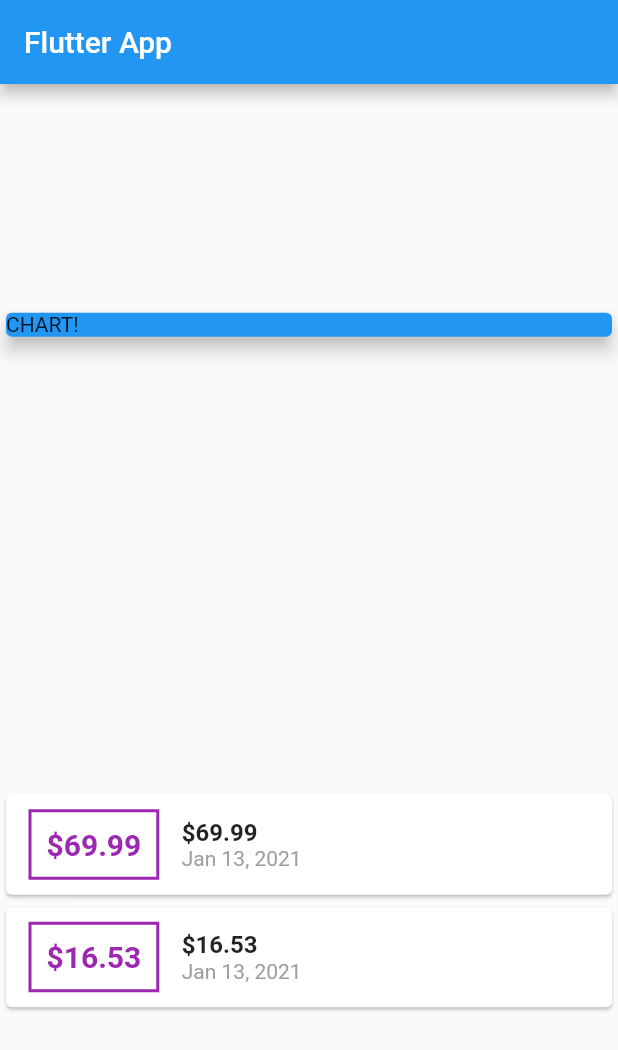
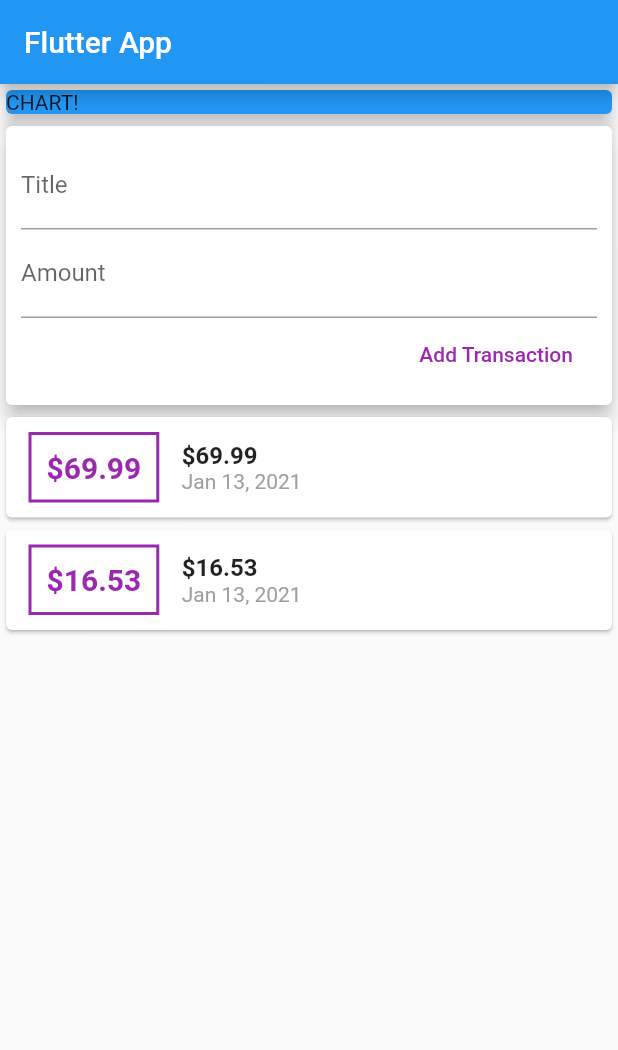
Before and after one commit to cmburch/MobileApps, a Flutter app: the screen it shows after launch, on a phone screen of 412 x 824 dp. Shown: the top 1050 px of the screen. Run offline on Flutter 3.47's test engine with Material 2 defaults, Android fonts, the phone set to English and light mode, and no system bars.

Commit message:
[cashApp] fetching user input with onChange method and logging to console

```diff
--- a/flutter_dart_course/cashApp/lib/main.dart
+++ b/flutter_dart_course/cashApp/lib/main.dart
@@ -31,6 +31,8 @@ class MyHomePage extends StatelessWidget {
     ),
   ];
 
+  String titleInput;
+  String amountInput;
   @override
   Widget build(BuildContext context) {
     return Scaffold(
@@ -38,7 +40,7 @@ class MyHomePage extends StatelessWidget {
         title: Text('Flutter App'),
       ),
       body: Column(
-        mainAxisAlignment: MainAxisAlignment.spaceAround,
+        // mainAxisAlignment: MainAxisAlignment.start,
         crossAxisAlignment: CrossAxisAlignment.stretch,
         children: <Widget>[
           Container(
@@ -47,6 +49,31 @@ class MyHomePage extends StatelessWidget {
               color: Colors.blue,
               child: Text('CHART!'),
               elevation: 5,
+            ),
+          ),
+          Card(
+            elevation: 5,
+            child: Container(
+              padding: EdgeInsets.all(10),
+              child: Column(
+                crossAxisAlignment: CrossAxisAlignment.end,
+                children: <Widget>[
+                  TextField(
+                      decoration: InputDecoration(labelText: 'Title'),
+                      onChanged: (val) => titleInput = val),
+                  TextField(
+                      decoration: InputDecoration(labelText: 'Amount'),
+                      onChanged: (val) => amountInput = val),
+                  FlatButton(
+                    child: Text('Add Transaction'),
+                    textColor: Colors.purple,
+                    onPressed: () {
+                      print(titleInput);
+                      print(amountInput);
+                    },
+                  ),
+                ],
+              ),
             ),
           ),
           Column(
@@ -103,10 +130,6 @@ class MyHomePage extends StatelessWidget {
     );
   }
 }
-
-
-
-
 
 // import 'package:flutter/material.dart';
 // import './transaction.dart';
```
